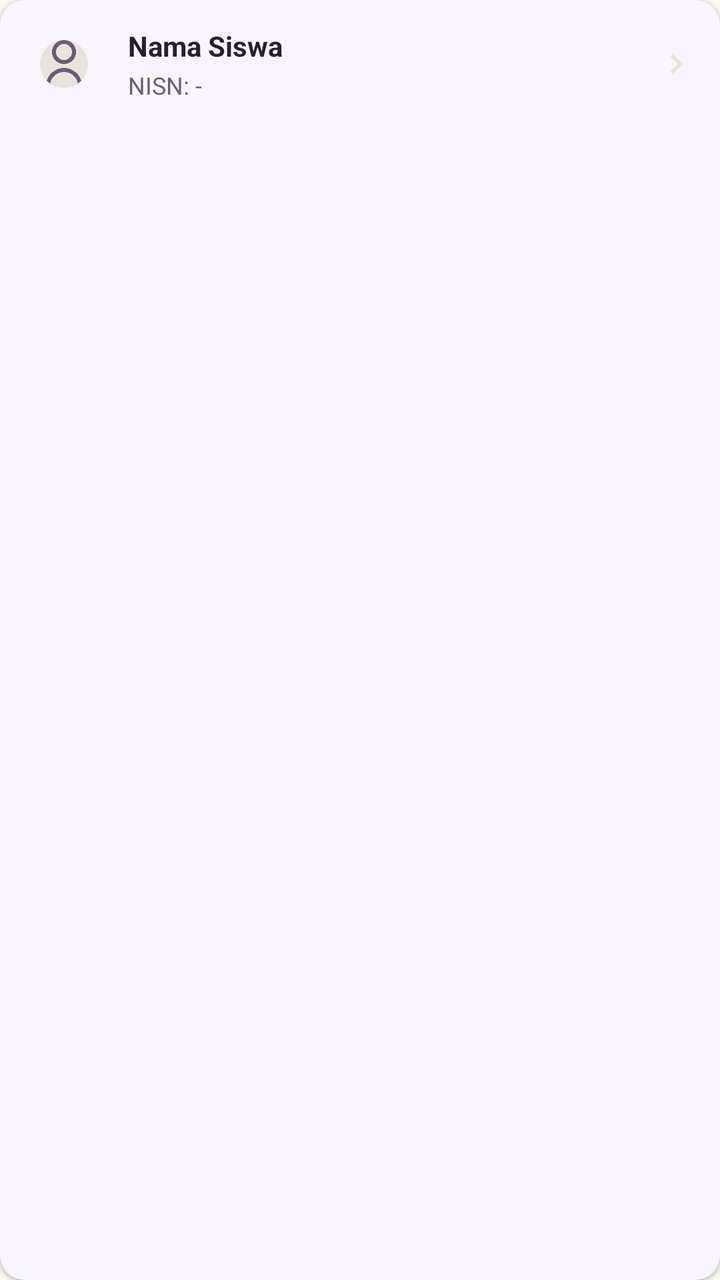
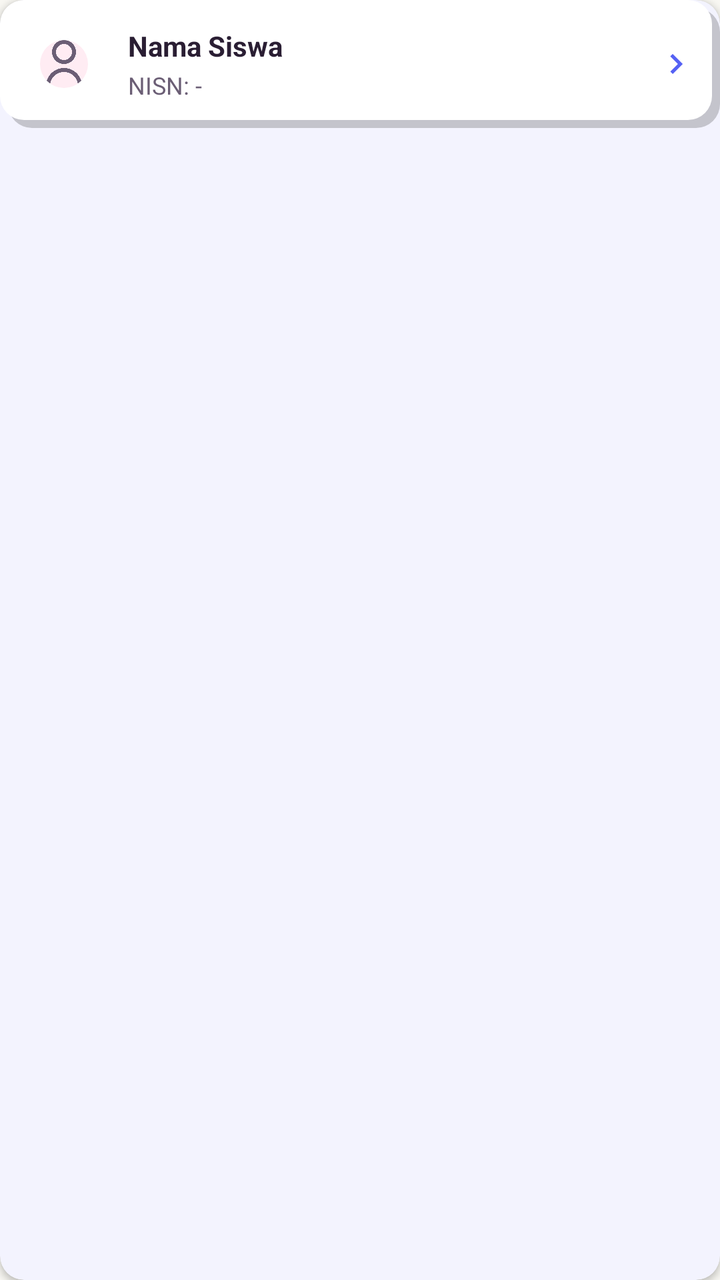

Two renders of the same Android screen: before a commit and after it. Below are the layout's source before the change and the commit's diff.
<!-- AndroidManifest.xml: application theme Theme.BkNova -->
<!-- res/layout/item_siswa_bk.xml -->
<?xml version="1.0" encoding="utf-8"?>
<com.google.android.material.card.MaterialCardView xmlns:android="http://schemas.android.com/apk/res/android"
    xmlns:app="http://schemas.android.com/apk/res-auto"
    android:layout_width="match_parent"
    android:layout_height="wrap_content"
    android:layout_marginBottom="8dp"
    app:cardCornerRadius="12dp"
    app:cardElevation="1dp"
    app:strokeWidth="0dp"
    android:clickable="true"
    android:focusable="true"
    android:foreground="?attr/selectableItemBackground">

    <LinearLayout
        android:layout_width="match_parent"
        android:layout_height="wrap_content"
        android:gravity="center_vertical"
        android:orientation="horizontal"
        android:padding="12dp">

        <com.google.android.material.imageview.ShapeableImageView
            android:id="@+id/iv_siswa_photo"
            android:layout_width="40dp"
            android:layout_height="40dp"
            android:background="@color/divider_color"
            android:padding="8dp"
            app:shapeAppearanceOverlay="@style/ShapeAppearance.Circle"
            android:src="@drawable/person_icon"
            app:tint="@color/text_color_secondary" />

        <LinearLayout
            android:layout_width="0dp"
            android:layout_height="wrap_content"
            android:layout_weight="1"
            android:layout_marginStart="12dp"
            android:orientation="vertical">

            <TextView
                android:id="@+id/tv_nama_siswa"
                android:layout_width="wrap_content"
                android:layout_height="wrap_content"
                android:text="Nama Siswa"
                android:textColor="@color/text_color_primary"
                android:textSize="14sp"
                android:textStyle="bold" />

            <TextView
                android:id="@+id/tv_nisn_siswa"
                android:layout_width="wrap_content"
                android:layout_height="wrap_content"
                android:layout_marginTop="2dp"
                android:text="NISN: -"
                android:textColor="@color/text_color_secondary"
                android:textSize="12sp" />
        </LinearLayout>

        <ImageView
            android:layout_width="20dp"
            android:layout_height="20dp"
            android:src="@drawable/ic_chevron_right"
            app:tint="@color/divider_color" />

    </LinearLayout>
</com.google.android.material.card.MaterialCardView>
<!-- resources referenced by this layout -->
<resources>
  <color name="divider_color">#E8E3DC</color>
  <color name="text_color_primary">#2A1E33</color>
  <color name="text_color_secondary">#6B5E75</color>
  <!-- drawable ic_chevron_right (drawable) -->
  <vector xmlns:android="http://schemas.android.com/apk/res/android"
      android:width="24dp"
      android:height="24dp"
      android:viewportWidth="24"
      android:viewportHeight="24">
      <path
          android:fillColor="#000000"
          android:pathData="M10,6L8.59,7.41 13.17,12l-4.58,4.59L10,18l6,-6z"/>
  </vector>
  <style name="ShapeAppearance.Circle" parent="">
          <item name="cornerFamily">rounded</item>
          <item name="cornerSize">50%</item>
      </style>
  <style name="Theme.BkNova" parent="Base.Theme.BkNova" />
  <style name="Base.Theme.BkNova" parent="Theme.Material3.Light.NoActionBar">
  
          
          <item name="colorPrimary">@color/brand_primary</item>
          <item name="colorOnPrimary">@color/white</item>
          <item name="colorPrimaryContainer">@color/brand_soft</item>
          <item name="colorOnPrimaryContainer">@color/text_color_primary</item>
  
          <item name="colorSecondary">@color/accent_pink</item>
          
          <item name="colorOnSecondary">@color/text_color_primary</item>
          <item name="colorSecondaryContainer">@color/accent_pink_soft</item>
          <item name="colorOnSecondaryContainer">@color/text_color_primary</item>
  
          <item name="colorTertiary">@color/accent_peach</item>
          <item name="colorOnTertiary">@color/text_color_primary</item>
          <item name="colorTertiaryContainer">@color/accent_peach_soft</item>
          <item name="colorOnTertiaryContainer">@color/text_color_primary</item>
  
          <item name="colorSurface">@color/white</item>
          <item name="colorOnSurface">@color/text_color_primary</item>
          <item name="colorSurfaceVariant">@color/background_cream</item>
          <item name="colorOnSurfaceVariant">@color/text_color_secondary</item>
          <item name="android:colorBackground">@color/background_cream</item>
          <item name="colorOnBackground">@color/text_color_primary</item>
  
          <item name="colorOutline">@color/divider_color</item>
          <item name="colorOutlineVariant">@color/divider_color</item>
  
          <item name="colorError">@color/red_text</item>
          <item name="colorOnError">@color/white</item>
          <item name="colorErrorContainer">@color/red_light</item>
          <item name="colorOnErrorContainer">@color/red_text</item>
  
          <item name="android:windowBackground">@color/background_cream</item>
  
          
          <item name="android:statusBarColor">@color/white</item>
          <item name="android:windowLightStatusBar">true</item>
          <item name="android:navigationBarColor">@color/white</item>
          <item name="android:windowLightNavigationBar" tools:targetApi="o_mr1">true</item>
      </style>
  <color name="brand_primary">#8333EA</color>
  <color name="white">#FFFFFFFF</color>
  <color name="brand_soft">#F0E6FC</color>
  <color name="accent_pink">#FF7FAF</color>
  <color name="accent_pink_soft">#FFECF3</color>
  <color name="accent_peach">#FFC6BF</color>
  <color name="accent_peach_soft">#FFE8E5</color>
  <color name="background_cream">#F8F7F2</color>
  <color name="red_text">#DC2626</color>
  <color name="red_light">#FEE2E2</color>
  <!-- unchanged entries left out for length: 1 -->
</resources>

<!-- the commit's change to res/layout/item_siswa_bk.xml (unified diff, before → after) -->
@@ -5,7 +5,7 @@
     android:layout_height="wrap_content"
     android:layout_marginBottom="8dp"
     app:cardCornerRadius="12dp"
-    app:cardElevation="1dp"
+    app:cardElevation="2dp"
     app:strokeWidth="0dp"
     android:clickable="true"
     android:focusable="true"
@@ -16,13 +16,14 @@
         android:layout_height="wrap_content"
         android:gravity="center_vertical"
         android:orientation="horizontal"
+        android:background="@drawable/bg_grid_shadow"
         android:padding="12dp">
 
         <com.google.android.material.imageview.ShapeableImageView
             android:id="@+id/iv_siswa_photo"
             android:layout_width="40dp"
             android:layout_height="40dp"
-            android:background="@color/divider_color"
+            android:background="@color/accent_pink_soft"
             android:padding="8dp"
             app:shapeAppearanceOverlay="@style/ShapeAppearance.Circle"
             android:src="@drawable/person_icon"
@@ -58,7 +59,7 @@
             android:layout_width="20dp"
             android:layout_height="20dp"
             android:src="@drawable/ic_chevron_right"
-            app:tint="@color/divider_color" />
+            app:tint="@color/brand_primary" />
 
     </LinearLayout>
 </com.google.android.material.card.MaterialCardView>
<!-- resource entries referenced after the edit -->
@@ -3,6 +3,36 @@
   <color name="divider_color">#E8E3DC</color>
   <color name="text_color_primary">#2A1E33</color>
   <color name="text_color_secondary">#6B5E75</color>
+  <!-- drawable bg_grid_shadow (drawable) -->
+  <?xml version="1.0" encoding="utf-8"?>
+  <layer-list xmlns:android="http://schemas.android.com/apk/res/android">
+  
+      
+      <item
+          android:left="4dp"
+  
+          android:top="4dp">
+  
+          <shape android:shape="rectangle">
+              <solid android:color="#32000000" />
+              <corners android:radius="12dp" />
+          </shape>
+  
+      </item>
+  
+      
+      <item
+          android:right="4dp"
+          android:bottom="4dp">
+  
+          <shape android:shape="rectangle">
+              <solid android:color="#FFFFFF" />
+              <corners android:radius="12dp" />
+          </shape>
+  
+      </item>
+  
+  </layer-list>
   <!-- drawable ic_chevron_right (drawable) -->
   <vector xmlns:android="http://schemas.android.com/apk/res/android"
       android:width="24dp"
@@ -60,7 +90,7 @@
           <item name="android:navigationBarColor">@color/white</item>
           <item name="android:windowLightNavigationBar" tools:targetApi="o_mr1">true</item>
       </style>
-  <color name="brand_primary">#8333EA</color>
+  <color name="brand_primary">#5561F4</color>
   <color name="white">#FFFFFFFF</color>
   <color name="brand_soft">#F0E6FC</color>
   <color name="accent_pink">#FF7FAF</color>
